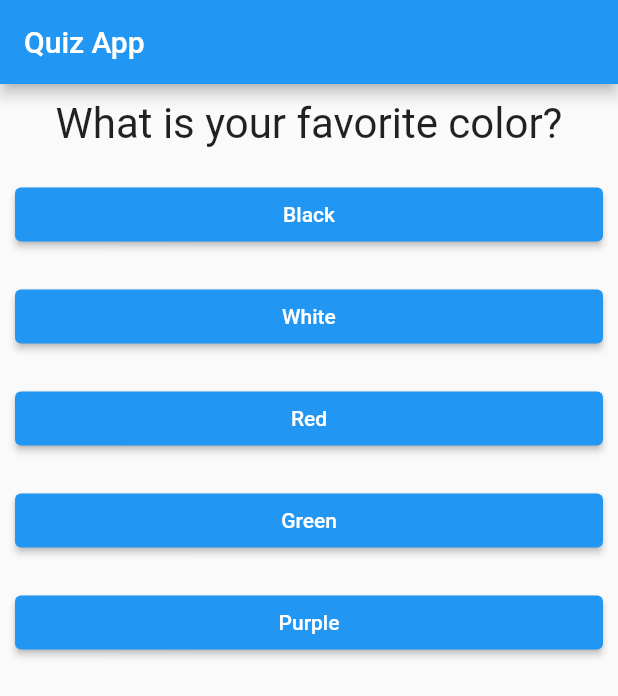
After one commit to purev0816/Flutter, a Flutter app: the screen it shows after launch, on a phone screen of 412 x 824 dp. The commit adds this screen. Shown: the top 696 px of the screen. Run offline on Flutter 3.47's test engine with Material 2 defaults, Android fonts, the phone set to English and light mode, and no system bars.

Commit message:
widget-uuded huwaah

```diff
--- a/flutter_app/lib/main.dart
+++ b/flutter_app/lib/main.dart
@@ -1,7 +1,19 @@
+import 'dart:io';
+
 import 'package:flutter/material.dart';
 import './question.dart';
 import './answer.dart';
+import './quiz.dart';
+import './result.dart';
 
+void main() => runApp(MyApp());
+
+class MyApp extends StatefulWidget {
+  @override
+  _MyAppState createState() => _MyAppState();
+}
+
+class _MyAppState extends State<MyApp> {
   final questions = [
     {
       'questionText': 'What is your favorite color?',
@@ -21,14 +33,6 @@ final questions = [
     }
   ];
 
-void main() => runApp(MyApp());
-
-class MyApp extends StatefulWidget {
-  @override
-  _MyAppState createState() => _MyAppState();
-}
-
-class _MyAppState extends State<MyApp> {
   var _questionIndex = 0;
 
   void _questionAnswer() {
@@ -45,17 +49,13 @@ class _MyAppState extends State<MyApp> {
         appBar: AppBar(
           title: Text('Quiz App'),
         ),
-        body: Column(
-          children: [
-            Question(
-              questions[_questionIndex]['questionText'].toString(),
-            ),
-            ...(questions[_questionIndex]['answers'] as List<dynamic>)
-                .map((answer) {
-              return Answer(_questionAnswer, answer.toString());
-            }).toList(),
-          ],
-        ),
+        body: _questionIndex < questions.length
+            ? Quiz(
+                answerQuestion: _questionAnswer,
+                questions: questions,
+                questionIndex: _questionIndex,
+              )
+            : Result(),
       ),
     );
   }
--- /dev/null
+++ b/flutter_app/lib/quiz.dart
@@ -0,0 +1,29 @@
+import 'package:flutter/material.dart';
+import './question.dart';
+import './answer.dart';
+
+class Quiz extends StatelessWidget {
+  final List<Map<String, Object>> questions;
+  final int questionIndex;
+  final Function answerQuestion;
+
+  Quiz({
+    required this.questions,
+    required this.questionIndex,
+    required this.answerQuestion,
+  });
+
+  @override
+  Widget build(BuildContext context) {
+    return Column(
+      children: <Widget>[
+        Question(
+          questions[questionIndex]['questionText'].toString(),
+        ),
+        ...(questions[questionIndex]['answers'] as List<dynamic>).map((answer) {
+          return Answer(() => answerQuestion(), answer.toString());
+        }).toList()
+      ],
+    );
+  }
+}
```
Also changed, not shown: flutter_app/lib/result.dart (added, +8 -0 lines). Lines whose indentation alone changed are shown as unchanged.
